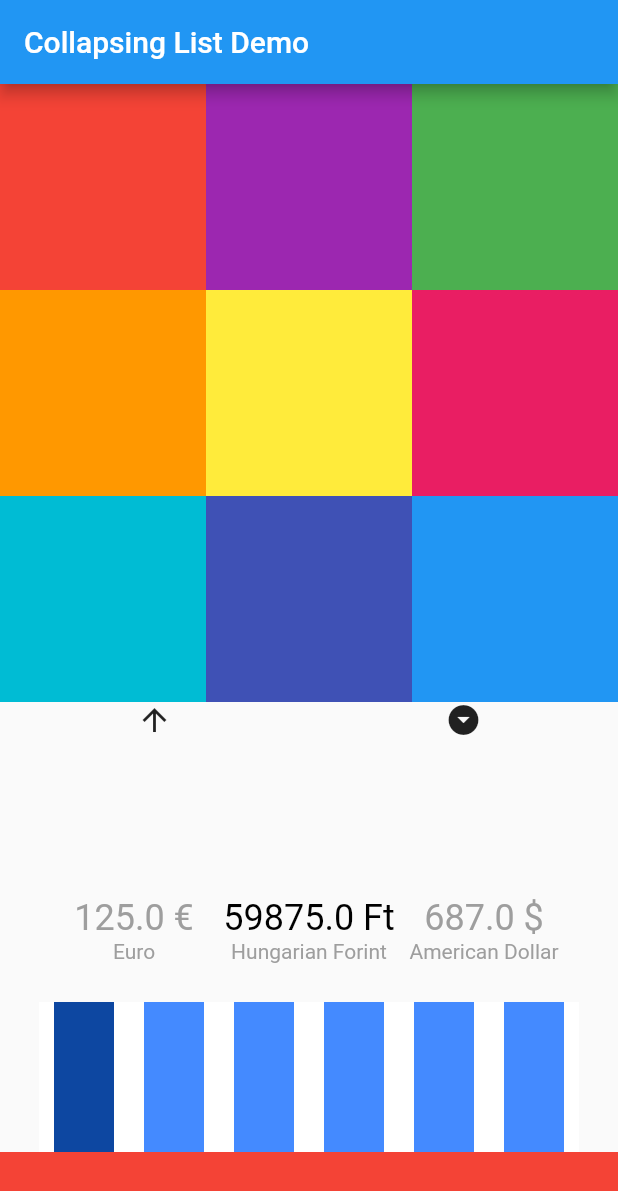
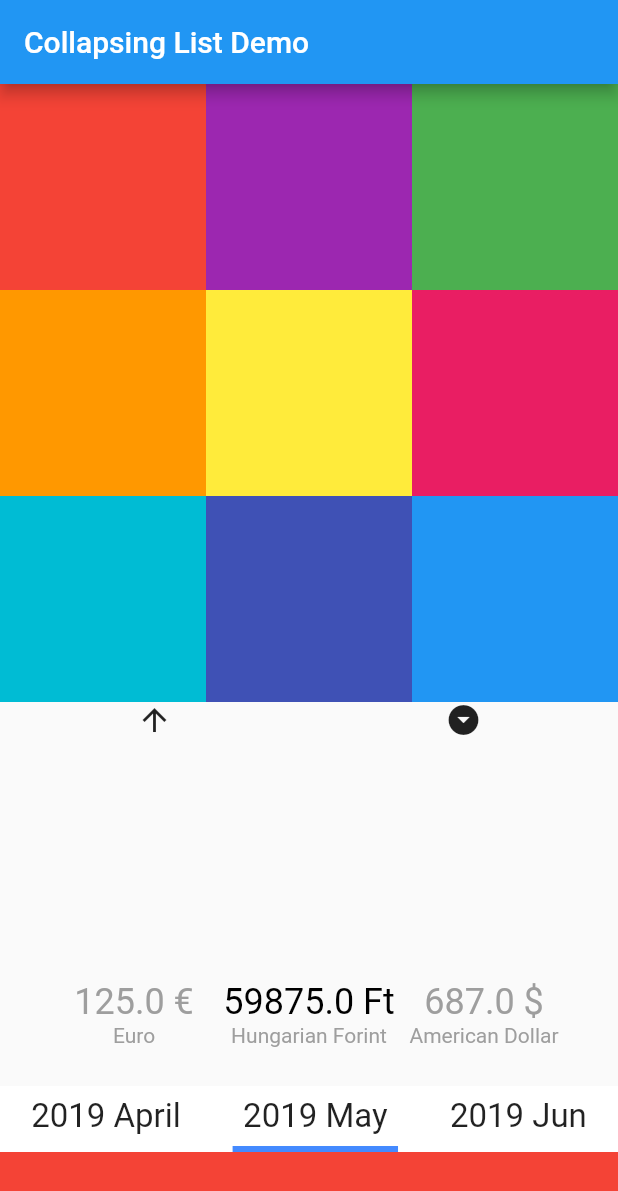
Before and after one commit to pappd/UIDemo, a Flutter app: the screen it shows after launch, on a phone screen of 412 x 824 dp. Shown: the top 1191 px of the screen. Run offline on Flutter 3.47's test engine with Material 2 defaults, Android fonts, the light colour scheme and no system bars.

Commit message:
add date selection

```diff
--- /dev/null
+++ b/lib/date_selection.dart
@@ -0,0 +1,67 @@
+import 'package:flutter/material.dart';
+import 'package:scrolling_ui/model/transaction.dart';
+
+class DateSelection extends StatelessWidget {
+  final List<Transaction> list;
+  final ValueChanged<int> onChanged;
+  final int selectedIndex;
+  static const monthName = [
+    "January",
+    "February",
+    "Marc",
+    "April",
+    "May",
+    "Jun",
+    "July",
+    "August",
+    "September",
+    "October",
+    "November",
+    "December",
+  ];
+  const DateSelection(
+      {Key key, this.list, this.onChanged, this.selectedIndex = 1})
+      : super(key: key);
+
+  @override
+  Widget build(BuildContext context) {
+    final dates = [list[0].date];
+    final datesIndex = [0];
+    for (var element in list) {
+      if (element.date.month > dates.last.month) {
+        dates.add(element.date);
+        datesIndex.add(list.indexOf(element));
+      }
+    }
+
+    return Container(
+      color: Colors.white,
+      child: Row(
+        mainAxisAlignment: MainAxisAlignment.spaceAround,
+        children: <Widget>[
+          for (int i = 0; i < datesIndex.length; i++)
+            InkWell(
+              onTap: () => onChanged(datesIndex[i]),
+              child: Container(
+                padding: EdgeInsets.all(7),
+                decoration: BoxDecoration(
+                  border: Border(
+                    bottom: BorderSide(
+                      color: selectedIndex == i
+                          ? Colors.blueAccent
+                          : Colors.transparent,
+                      width: 4,
+                    ),
+                  ),
+                ),
+                child: Text(
+                  "${dates[i].year} ${DateSelection.monthName[dates[i].month - 1]}",
+                  style: TextStyle(fontSize: 22),
+                ),
+              ),
+            ),
+        ],
+      ),
+    );
+  }
+}
--- a/lib/main.dart
+++ b/lib/main.dart
@@ -4,12 +4,12 @@ import 'package:flutter/material.dart';
 import 'package:flutter/rendering.dart';
 import 'package:scrolling_ui/chart.dart';
 import 'package:scrolling_ui/currency_balance.dart';
+import 'package:scrolling_ui/date_selection.dart';
 import 'package:scrolling_ui/model/main_model.dart';
 import 'package:scrolling_ui/model/transaction.dart';
 import 'package:scrolling_ui/transaction_card.dart';
 import 'package:flutter/foundation.dart';
 import 'package:provider/provider.dart';
-import 'package:scrolling_ui/two_list.dart';
 import 'dart:math';
 
 import 'animated_column.dart';
@@ -119,18 +119,6 @@ class _CollapsingListState extends State<CollapsingList> {
     super.initState();
     data.createRandomTransactions();
     Timer.periodic(Duration(milliseconds: 16), (timer) {
-      // print("delta: ${previousScrollPosition - scrollPosition}");
-      // print("prev                              $previousScrollPosition");
-      // print(
-      //     "atk:                                                   $scrollPosition");
-      // if ((previousScrollPosition - scrollPosition).abs() > 5) {
-      //   setState(() {
-      //     selectedIndex = (scrollPosition + 0) ~/ (360 / 8);
-      //     print(selectedIndex.toString());
-      //   });
-      //   _scrollController2.jumpTo(scrollPosition);
-      //   previousScrollPosition = scrollPosition;
-      // }
       chartCallback(scrollPosition, isVertical: true);
     });
   }
@@ -144,6 +132,10 @@ class _CollapsingListState extends State<CollapsingList> {
       if (isVertical) {
         _scrollController2.jumpTo(position);
         previousScrollPosition = position;
+      } else {
+        // TODO
+        _scrollController.animateTo(position,
+            duration: Duration(milliseconds: 1000), curve: ElasticOutCurve());
       }
     }
   }
@@ -157,7 +149,8 @@ class _CollapsingListState extends State<CollapsingList> {
         maxHeight: 300.0,
         child: Container(
           color: Colors.lightBlue,
-            child: Chart(
+          child:
+              /* Chart(
             elements: [
               for (int i = 0; i < data.transactions.length; i++)
                 data.transactions[i].amount
@@ -165,7 +158,12 @@ class _CollapsingListState extends State<CollapsingList> {
             controller: _scrollController2,
             selectedIndex: selectedIndex,
             onChanged: chartCallback,
-            )),
+          ), */
+              DateSelection(
+            list: data.transactions,
+            selectedIndex: 1,
+          ),
+        ),
       ),
     );
   }
@@ -232,18 +230,6 @@ class _CollapsingListState extends State<CollapsingList> {
             itemExtent: 150.0,
             delegate: SliverChildListDelegate(
               [
-                // CurrencyPicker(
-                //   onChanged: (num) {},
-                //   initialValue: 1,
-                // ),
-                // Container(
-                //   child: Row(
-                //     children: <Widget>[
-                //       CurrencyBalance(),
-                //     ],
-                //   ),
-                //   //color: Colors.blueAccent,
-                // ),
                 Container(
                   color: Colors.red,
                   height: 50,
@@ -282,9 +268,6 @@ class _CollapsingListState extends State<CollapsingList> {
               childCount: 20,
             ),
           ),
-          //makeHeader('Header Section 4'),
-          // Yes, this could also be a SliverFixedExtentList. Writing
-          // this way just for an example of SliverList construction.
           SliverList(
             delegate: SliverChildListDelegate(
               [
--- a/lib/model/main_model.dart
+++ b/lib/model/main_model.dart
@@ -39,10 +39,10 @@ class MainModel {
       transferTo(
         random.nextInt(contacts.length - 1),
         random.nextDouble() * 500,
-        DateTime.now().subtract(
+        DateTime(2019, 4, 29, 8).add(
           Duration(
             hours: random.nextInt(12),
-            days: random.nextInt(75),
+            days: i,
           ),
         ),
       );
```
Lines whose indentation alone changed are shown as unchanged.
